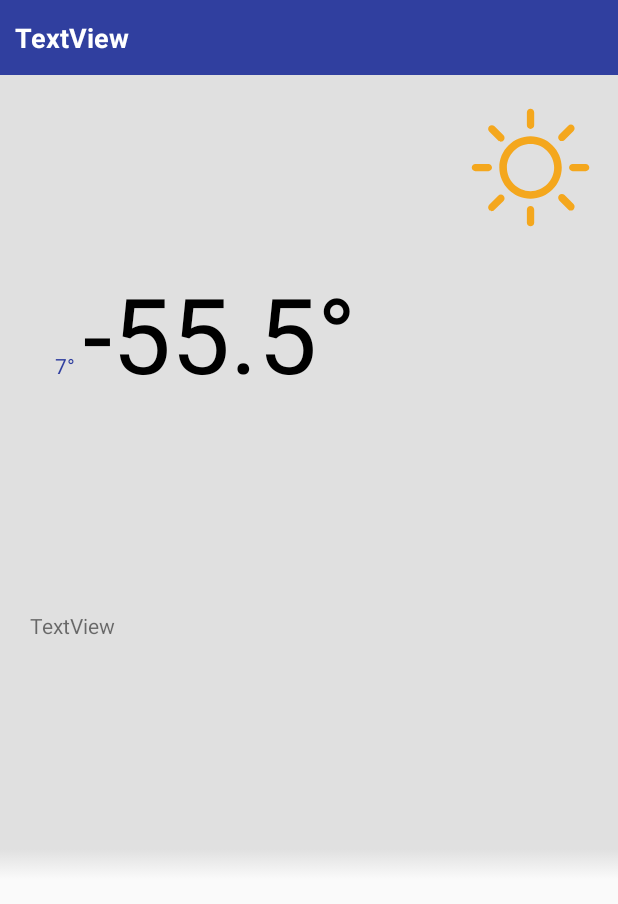
After one commit to PhilippParis/WeatherApp, an Android app: the layout fragment_day_detail.xml on its own in the app's theme, with its tools: preview values and no code run, on a phone screen of 412 x 824 dp. The commit adds this screen. Shown: the top 904 px of the screen. Run offline under Robolectric (Android 15) with nearby library versions, the phone set to English and light mode, and no system bars; network calls fail.

Commit message:
added DayDetailActivity

```diff
--- a/app/src/main/java/com/philipp/paris/weatherapp/components/views/HourlyForecastView.java
+++ b/app/src/main/java/com/philipp/paris/weatherapp/components/views/HourlyForecastView.java
@@ -44,7 +44,7 @@ public class HourlyForecastView extends GridLayout {
 
             tvTime.setText(dateFormat.format(data.getTime()));
             tvTemperature.setText(String.format(Locale.getDefault(), "%.1f°", data.getTemperature()));
-            ivIcon.setImageResource(WeatherIconUtil.getDrawableID(getContext(), data.getTime(), data.getIconKey()));
+            ivIcon.setImageResource(WeatherIconUtil.getDrawableID(getContext(), data.getIconKey(), data.getTime()));
         }
     }
 
--- a/app/src/main/java/com/philipp/paris/weatherapp/components/views/SimpleDayForecastView.java
+++ b/app/src/main/java/com/philipp/paris/weatherapp/components/views/SimpleDayForecastView.java
@@ -52,6 +52,6 @@ public class SimpleDayForecastView extends LinearLayout {
         tvCondition.setText(data.getCondition());
         tvTemperature.setText(String.format(Locale.getDefault(), "%.1f°", data.getTemperature()));
         tvTemperatureMin.setText(String.format(Locale.getDefault(), "%.1f°", data.getTemperatureMin()));
-        ivIcon.setImageResource(WeatherIconUtil.getDrawableID(getContext(), data.getTime(), data.getIconKey()));
+        ivIcon.setImageResource(WeatherIconUtil.getDrawableID(getContext(), data.getIconKey(), data.getTime()));
     }
 }
--- a/app/src/main/java/com/philipp/paris/weatherapp/util/WeatherIconUtil.java
+++ b/app/src/main/java/com/philipp/paris/weatherapp/util/WeatherIconUtil.java
@@ -6,10 +6,14 @@ import java.util.Date;
 
 public class WeatherIconUtil {
 
-    public static int getDrawableID(Context context, Date time, String key) {
+    public static int getDrawableID(Context context, String key, Date time) {
         if (DateUtil.isNight(time)) {
             key = "nt_" + key;
         }
+        return getDrawableID(context, key);
+    }
+
+    public static int getDrawableID(Context context, String key) {
         return context.getResources().getIdentifier(key, "drawable", context.getPackageName());
     }
 }
--- /dev/null
+++ b/app/src/main/res/layout/fragment_day_detail.xml
@@ -0,0 +1,102 @@
+<android.support.constraint.ConstraintLayout xmlns:android="http://schemas.android.com/apk/res/android"
+    xmlns:app="http://schemas.android.com/apk/res-auto"
+    xmlns:tools="http://schemas.android.com/tools"
+    android:id="@+id/constraintLayout"
+    android:layout_width="match_parent"
+    android:layout_height="match_parent"
+    tools:context="com.philipp.paris.weatherapp.activities.DayDetailActivity$PlaceholderFragment">
+
+    <LinearLayout
+        android:layout_width="match_parent"
+        android:layout_height="match_parent"
+        android:orientation="vertical">
+
+        <TextView
+            android:id="@+id/tvDate"
+            android:layout_width="match_parent"
+            android:layout_height="50dp"
+            android:background="@color/colorPrimaryDark"
+            android:gravity="center"
+            android:padding="10dp"
+            android:text="TextView"
+            android:textAlignment="textStart"
+            android:textColor="@android:color/white"
+            android:textSize="18sp"
+            android:textStyle="bold" />
+
+
+        <RelativeLayout
+            android:layout_width="match_parent"
+            android:layout_height="100dp"
+            android:layout_gravity="center"
+            android:layout_weight="0.5"
+            android:background="@color/colorPrimaryLigth"
+            android:gravity="left|fill"
+            android:paddingLeft="10dp">
+
+            <RelativeLayout
+                android:id="@+id/layoutMinMaxTemp"
+                android:layout_width="40dp"
+                android:layout_height="match_parent"
+                android:layout_alignParentBottom="false"
+                android:layout_alignParentLeft="true"
+                android:paddingBottom="15dp"
+                android:paddingTop="20dp">
+
+                <TextView
+                    android:id="@+id/tvTemperatureMin"
+                    android:layout_width="match_parent"
+                    android:layout_height="wrap_content"
+                    android:layout_alignParentBottom="true"
+                    android:text="7°"
+                    android:textAlignment="textEnd"
+                    android:textAllCaps="false"
+                    android:textColor="@color/colorPrimaryDark" />
+            </RelativeLayout>
+
+            <TextView
+                android:id="@+id/tvTemperature"
+                android:layout_width="250dp"
+                android:layout_height="match_parent"
+                android:layout_alignParentLeft="true"
+                android:gravity="bottom"
+                android:paddingLeft="45dp"
+                android:paddingRight="20dp"
+                android:text="-55.5°"
+                android:textAlignment="textStart"
+                android:textAppearance="@android:style/TextAppearance.Material.Large"
+                android:textColor="@android:color/black"
+                android:textSize="70sp" />
+
+
+            <ImageView
+                android:id="@+id/ivIcon"
+                android:layout_width="120dp"
+                android:layout_height="120dp"
+                android:layout_alignParentEnd="true"
+                android:layout_alignParentTop="true"
+                android:layout_weight="1"
+                android:adjustViewBounds="true"
+                android:cropToPadding="true"
+                android:scaleType="fitXY"
+                android:src="@drawable/clear" />
+        </RelativeLayout>
+
+
+        <TextView
+            android:id="@+id/tvText"
+            android:layout_width="match_parent"
+            android:layout_height="wrap_content"
+            android:layout_weight="1"
+            android:background="@color/colorPrimaryLigth"
+            android:gravity="center_vertical"
+            android:padding="20dp"
+            android:text="TextView" />
+
+        <com.philipp.paris.weatherapp.components.views.HourlyForecastView
+            android:id="@+id/hourlyForecastView"
+            android:layout_width="match_parent"
+            android:layout_height="wrap_content"
+            android:layout_weight="1" />
+    </LinearLayout>
+</android.support.constraint.ConstraintLayout>
--- /dev/null
+++ b/app/src/main/res/values-w820dp/dimens.xml
@@ -0,0 +1,6 @@
+<resources>
+    <!-- Example customization of dimensions originally defined in res/values/dimens.xml
+         (such as screen margins) for screens with more than 820dp of available width. This
+         would include 7" and 10" devices in landscape (~960dp and ~1280dp respectively). -->
+    <dimen name="activity_horizontal_margin">64dp</dimen>
+</resources>
--- a/app/src/main/res/values/dimens.xml
+++ b/app/src/main/res/values/dimens.xml
@@ -5,4 +5,5 @@
     <dimen name="nav_header_vertical_spacing">8dp</dimen>
     <dimen name="nav_header_height">80dp</dimen>
     <dimen name="fab_margin">16dp</dimen>
+    <dimen name="appbar_padding_top">8dp</dimen>
 </resources>
--- a/app/src/main/res/values/strings.xml
+++ b/app/src/main/res/values/strings.xml
@@ -25,5 +25,10 @@
     <string name="home">Home</string>
     <string name="ok">OK</string>
     <string name="cancel">Cancel</string>
+    <string name="title_activity_day_detail">DayDetailActivity</string>
+    <string name="section_format">Hello World from section: %1$d</string>
+
+    <!-- TODO: Remove or change this placeholder text -->
+    <string name="hello_blank_fragment">Hello blank fragment</string>
 
 </resources>
```
Also changed, not shown: app/src/main/AndroidManifest.xml (+11 -3 lines), app/src/main/java/com/philipp/paris/weatherapp/activities/DayDetailActivity.java (added, +143 -0 lines), app/src/main/java/com/philipp/paris/weatherapp/components/fragments/DashBoardFragment.java (+14 -1 lines), app/src/main/java/com/philipp/paris/weatherapp/components/fragments/DayDetailFragment.java (added, +90 -0 lines), app/src/main/java/com/philipp/paris/weatherapp/components/fragments/ForecastFragment.java (+14 -1 lines), app/src/main/java/com/philipp/paris/weatherapp/domain/ForecastDay.java (+2 -5 lines), app/src/main/java/com/philipp/paris/weatherapp/domain/ForecastHour.java (+2 -5 lines), app/src/main/java/com/philipp/paris/weatherapp/util/DateUtil.java (+12 -4 lines), app/src/main/res/layout/activity_day_detail.xml (added, +38 -0 lines).
